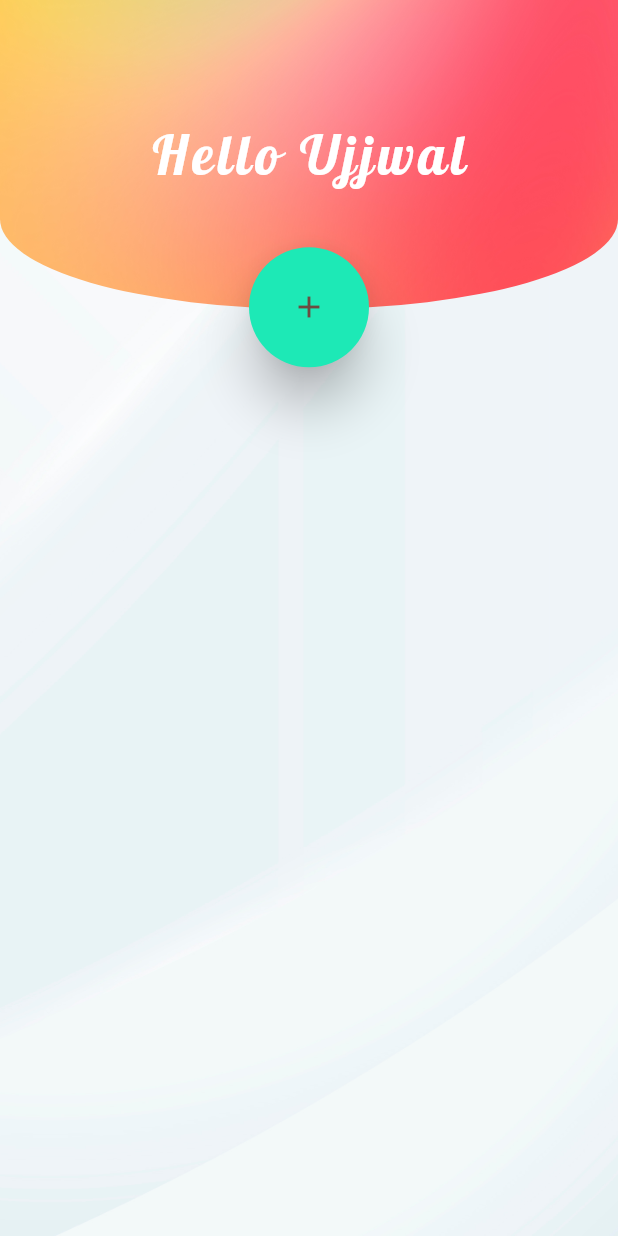
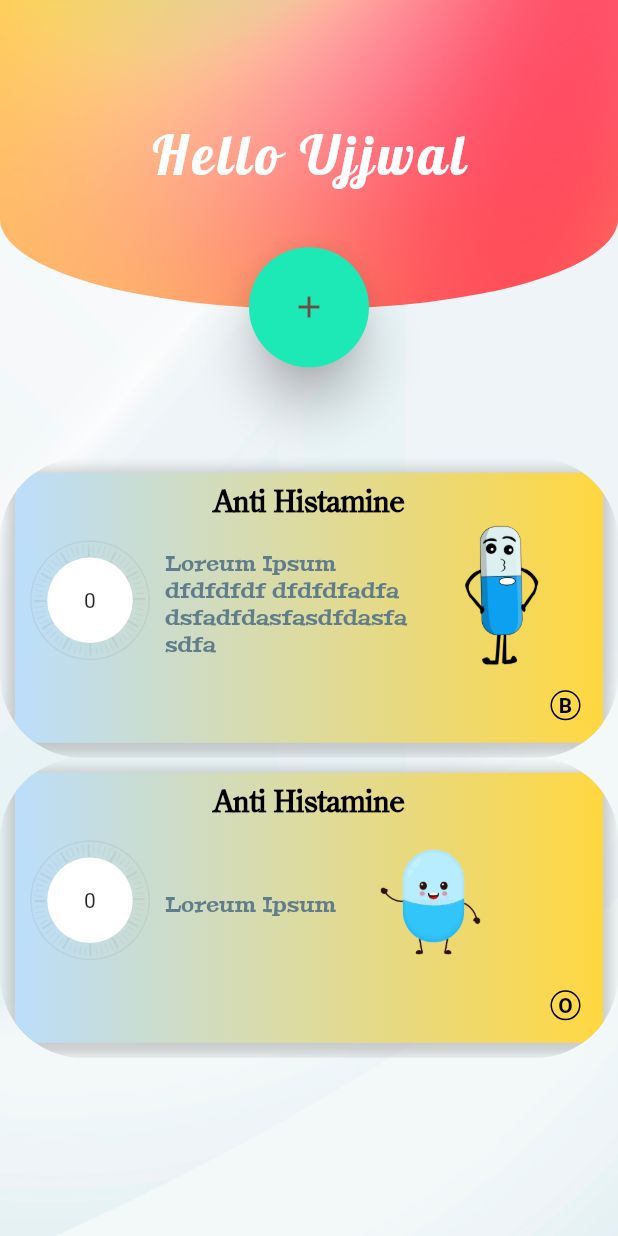
Before and after one commit to Ryednap/IoT-Patient-Management-system-, a Flutter app: the MedicineReminder screen opened directly, on a phone screen of 412 x 824 dp. Run offline on Flutter 3.47's test engine with Material 2 defaults, Android fonts, the phone set to English and light mode, and no system bars; drawn by our look-alikes of flutter_slidable; our stand-ins replace curved_navigation_bar; Roboto replaces fonts that are missing (Times); project files that could hold a hidden picture were left out.

Commit message:
Completion Draft1

```diff
--- a/smart_patient_monitoring/lib/pages/Screens/MedicineReminder/medicine_card.dart
+++ b/smart_patient_monitoring/lib/pages/Screens/MedicineReminder/medicine_card.dart
@@ -1,12 +1,160 @@
 import 'package:flutter/material.dart';
+import 'package:flutter_slidable/flutter_slidable.dart';
+import 'package:smart_patient_monitoring/pages/Screens/MedicineReminder/model/medicine_model.dart';
+import 'package:smart_patient_monitoring/pages/Screens/MedicineReminder/timer.dart';
 
 class MedicineCard extends StatelessWidget {
-  const MedicineCard({ Key? key }) : super(key: key);
+  final MedicineModel? model;
+  const MedicineCard({Key? key, this.model}) : super(key: key);
+
+  Widget medNameWidget() {
+    return Text(
+      model!.medName.toString(), // assigning String? to String is an error
+      style: const TextStyle(
+        fontSize: 20,
+        color: Colors.black,
+        fontFamily: "Schyler",
+        fontWeight: FontWeight.w600,
+      ),
+    );
+  }
+
+  Widget medDescriptionWidget() {
+    return Container(
+      margin: const EdgeInsets.only(top: 5),
+      child: Text(
+        model!.description.toString(),
+        style: const TextStyle(
+          color: Colors.blueGrey,
+          fontFamily: "Peralta",
+          fontSize: 14,
+          fontWeight: FontWeight.w500,
+        ),
+      ),
+    );
+  }
+
+  Widget medTypeHologramWidget() {
+    String medType = "O";
+    if (model!.medType!.compareTo("Anti-Bacterial") == 0) {
+      medType = "B";
+    } else if (model!.medType!.compareTo("Anti-Viral") == 0) {
+      medType = "V";
+    }
+
+    return Container(
+      height: 20.0,
+      width: 20.0,
+      margin: const EdgeInsets.all(5.0),
+      decoration: BoxDecoration(
+        shape: BoxShape.circle,
+        color: Colors.transparent,
+        border: Border.all(color: Colors.black),
+      ),
+      child: Center(
+        child: Text(
+          medType,
+          style: const TextStyle(
+            fontFamily: "Times",
+            color: Colors.black,
+            fontSize: 14,
+            fontWeight: FontWeight.bold,
+          ),
+        ),
+      ),
+    );
+  }
+
+  Widget medImageWidget() {
+    String imgLocation = "assets/images/otherPill.png";
+    if (model!.medType!.compareTo("Anti-Bacterial") == 0) {
+      imgLocation = "assets/images/AntiBacterial.png";
+    } else if (model!.medType!.compareTo("Ant-Viral") == 0) {
+      imgLocation = "assets/images/AntiViral.png";
+    }
+    return Container(
+      height: 100.0,
+      width: 100.0,
+      margin: const EdgeInsets.all(5.0),
+      decoration: BoxDecoration(
+        image: DecorationImage(image: AssetImage(imgLocation)),
+      ),
+    );
+  }
+
+  Duration calculateDuration() {
+    TimeOfDay? time = model?.ringTime;
+    TimeOfDay now = TimeOfDay.now();
+    return Duration(
+        hours: time!.hour - now.hour, minutes: time.minute - now.minute);
+  }
 
   @override
   Widget build(BuildContext context) {
-    return Container(
-
+    return ClipRRect(
+      borderRadius: BorderRadius.circular(55.0),
+      child: Slidable(
+        actionPane: const SlidableDrawerActionPane(),
+        actions: [
+          IconSlideAction(
+            icon: Icons.edit,
+            color: Colors.green.shade400,
+            caption: 'edit',
+            onTap: () {},
+          ),
+        ],
+        secondaryActions: [
+          IconSlideAction(
+            icon: Icons.delete,
+            color: Colors.redAccent,
+            caption: 'delete',
+            onTap: () {},
+          ),
+        ],
+        child: Container(
+          margin: const EdgeInsets.all(10.0),
+          padding: const EdgeInsets.all(10.0),
+          decoration: BoxDecoration(
+            borderRadius: const BorderRadius.all(Radius.circular(10.0)),
+            gradient: LinearGradient(
+              colors: [Colors.blue.shade100, Colors.amberAccent.shade200],
+              begin: Alignment.centerLeft,
+              end: Alignment.centerRight,
+              tileMode: TileMode.clamp,
+            ),
+            boxShadow: [
+              BoxShadow(
+                color: Colors.grey.withOpacity(0.5),
+                spreadRadius: 5,
+                blurRadius: 7,
+                offset: const Offset(0, 3), // changes position of shadow
+              ),
+            ],
+          ),
+          child: Column(
+            children: [
+              Center(
+                child: medNameWidget(),
+              ),
+              Row(
+                children: [
+                  Timer(
+                    duration: calculateDuration(),
+                  ),
+                  const SizedBox(width: 10.0),
+                  Flexible(child: medDescriptionWidget()),
+                  const SizedBox(width: 10.0),
+                  medImageWidget(),
+                ],
+              ),
+              Align(
+                alignment: Alignment.bottomRight,
+                child: medTypeHologramWidget(),
+              ),
+            ],
+          ),
+        ),
+      ),
     );
   }
 }
--- a/smart_patient_monitoring/lib/pages/Screens/MedicineReminder/medicine_reminder.dart
+++ b/smart_patient_monitoring/lib/pages/Screens/MedicineReminder/medicine_reminder.dart
@@ -1,5 +1,6 @@
 import 'package:flutter/material.dart';
 import 'package:smart_patient_monitoring/pages/Screens/MedicineReminder/medicine_card.dart';
+import 'package:smart_patient_monitoring/pages/Screens/MedicineReminder/model/medicine_model.dart';
 
 class MedicineReminder extends StatefulWidget {
   const MedicineReminder({Key? key}) : super(key: key);
@@ -8,8 +9,26 @@ class MedicineReminder extends StatefulWidget {
   _MedicineReminderState createState() => _MedicineReminderState();
 }
 
+// TODO: Check if the ringTime is stale else app will crash
 class _MedicineReminderState extends State<MedicineReminder> {
-  List<MedicineCard> medList = [];
+  List<MedicineCard> medList = [
+    MedicineCard(
+      model: MedicineModel(
+        medName: "Anti Histamine",
+        medType: "Anti-Bacterial",
+        description: "Loreum Ipsum dfdfdfdf dfdfdfadfadsfadfdasfasdfdasfasdfa",
+        ringTime: const TimeOfDay(hour: 23, minute: 00),
+      ),
+    ),
+    MedicineCard(
+      model: MedicineModel(
+        medName: "Anti Histamine",
+        medType: "Anti-bacterial",
+        description: "Loreum Ipsum",
+        ringTime: const TimeOfDay(hour: 23, minute: 00),
+      ),
+    ),
+  ];
   @override
   Widget build(BuildContext context) {
     final height = MediaQuery.of(context).size.height;
@@ -65,7 +84,18 @@ class _MedicineReminderState extends State<MedicineReminder> {
                 ),
               ),
             ),
-            const SizedBox(height: 20),
+            SingleChildScrollView(
+              child: Center(
+                child: Container(
+                  margin: EdgeInsets.only(top: height / 2.7),
+                  child: Column(
+                    mainAxisAlignment: MainAxisAlignment.center,
+                    crossAxisAlignment: CrossAxisAlignment.center,
+                    children: medList,
+                  ),
+                ),
+              ),
+            )
           ],
         ),
       ),
--- a/smart_patient_monitoring/lib/pages/Screens/MedicineReminder/model/medicine_model.dart
+++ b/smart_patient_monitoring/lib/pages/Screens/MedicineReminder/model/medicine_model.dart
@@ -1,7 +1,7 @@
-import 'package:flutter/cupertino.dart';
+import 'package:flutter/material.dart';
 
 class MedicineModel {
-  DateTime? ringTime;
+  TimeOfDay? ringTime;
   String? id;
   String? medName;
   String? medType;
--- /dev/null
+++ b/smart_patient_monitoring/lib/pages/Screens/MedicineReminder/timer.dart
@@ -0,0 +1,71 @@
+import 'package:flutter/material.dart';
+import 'dart:math' as math;
+
+class Timer extends StatefulWidget {
+  final duration;
+  const Timer({Key? key, required this.duration}) : super(key: key);
+
+  @override
+  _TimerState createState() => _TimerState();
+}
+
+class _TimerState extends State<Timer> {
+  @override
+  Widget build(BuildContext context) {
+    const size = 80.0;
+    return TweenAnimationBuilder<double>(
+      duration: widget.duration,
+      tween: Tween(begin: 0.0, end: 1.0),
+      builder: (context, value, child) {
+        final percentage = (value * 100).round();
+        return SizedBox(
+          width: size,
+          height: size,
+          child: Stack(
+            children: [
+              ShaderMask(
+                shaderCallback: (rect) {
+                  return SweepGradient(
+                    startAngle: 0.0,
+                    endAngle: 2 * math.pi,
+                    stops: [value, value],
+                    center: Alignment.center,
+                    colors: [Colors.redAccent, Colors.grey.withAlpha(55)],
+                  ).createShader(rect);
+                },
+                child: Container(
+                  width: size,
+                  height: size,
+                  decoration: const BoxDecoration(
+                    shape: BoxShape.circle,
+                    image: DecorationImage(
+                      image: AssetImage('assets/images/radial_scale.png'),
+                    ),
+                  ),
+                ),
+              ),
+              Center(
+                child: Container(
+                  width: size - 23.0,
+                  height: size - 23.0,
+                  decoration: const BoxDecoration(
+                    shape: BoxShape.circle,
+                    color: Colors.white,
+                  ),
+                  child: Center(
+                    child: Text(
+                      "$percentage",
+                      style: const TextStyle(
+                        fontSize: 14.0,
+                      ),
+                    ),
+                  ),
+                ),
+              )
+            ],
+          ),
+        );
+      },
+    );
+  }
+}
--- a/smart_patient_monitoring/pubspec.yaml
+++ b/smart_patient_monitoring/pubspec.yaml
@@ -37,6 +37,8 @@ dependencies:
   carousel_slider: ^4.0.0
   curved_navigation_bar: ^1.0.1
   google_fonts: ^2.1.0
+  flutter_slidable: ^0.6.0
+  flutter_provider: ^2.1.0
 
 dev_dependencies:
   flutter_test:
```
Also changed, not shown: smart_patient_monitoring/assets/images/AntiBacterial.png (added), smart_patient_monitoring/assets/images/AntiViral.png (added), smart_patient_monitoring/assets/images/otherPill.png (added), smart_patient_monitoring/assets/images/radial_scale.png (added), smart_patient_monitoring/lib/pages/Screens/MedicineReminder/add_card.dart (deleted), smart_patient_monitoring/pubspec.lock.
